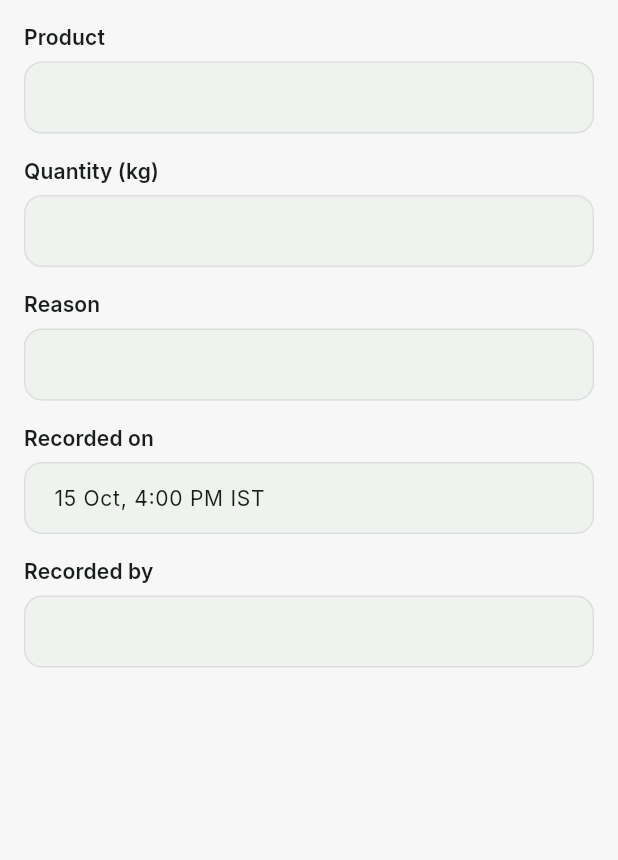
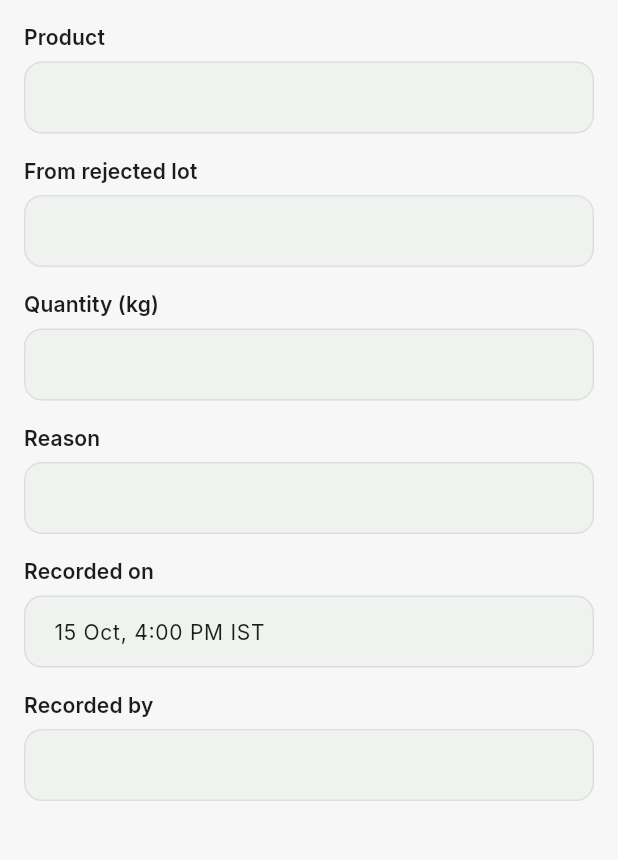
Before and after one commit to itsaiseeds/frontend-erp, a Flutter app: the RawMaterialWasteDetailScreen screen opened directly with empty values, on a phone screen of 412 x 824 dp, the part 84-944 px from its top. Run offline on Flutter 3.47's test engine with Material 3 defaults, Android fonts, the phone set to English and light mode, and no system bars; drawn by our look-alikes of toastification; our stand-ins replace dio, equatable, firebase_core, firebase_messaging, fl_chart, flutter_bloc and 8 more; accounts and stored records are empty; network calls fail.

Commit message:
new features

```diff
--- a/lib/core/constants/app_strings.dart
+++ b/lib/core/constants/app_strings.dart
@@ -846,6 +846,8 @@ class AppStrings {
   static const String WASTE_DETAIL_TITLE = 'Waste Record';
   static const String WASTE_FIELD_CREATED_BY = 'Recorded by';
   static const String WASTE_FIELD_CREATED_AT = 'Recorded on';
+  static const String WASTE_FROM_REJECTED_LOT_LABEL = 'From lot %s';
+  static const String WASTE_FROM_REJECTED_LOT_FIELD = 'From rejected lot';
   static const String WASTE_DELETE_TITLE = 'Delete this waste record?';
   static const String WASTE_DELETE_BODY =
       'This cannot be undone. The written-off quantity will no longer count '
@@ -955,6 +957,14 @@ class AppStrings {
       'Booked by an accepted return — only reverting that return changes it.';
   static const String INWARD_CHANGE_STATUS = 'Change status';
   static const String INWARD_SELECT_STATUS_HINT = 'Select new status';
+  static const String INWARD_CONVERT_TO_WASTE = 'Reject To Waste';
+  static const String INWARD_CONVERT_TO_WASTE_TITLE = 'Write this lot off as waste?';
+  static const String INWARD_CONVERT_TO_WASTE_BODY =
+      'The whole lot is written off as waste and leaves the rejected pool. '
+      'To undo this, delete the resulting row from Raw Material Waste.';
+  static const String INWARD_CONVERT_TO_WASTE_REASON_HINT =
+      'Defaults to naming the lot and farmer';
+  static const String INWARD_CONVERTED_TO_WASTE = 'Lot written off as waste';
   static const String INWARD_STATUS_CONFIRM_TITLE = 'Change status?';
   static const String INWARD_STATUS_CONFIRM_BODY_PREFIX = 'Mark this lot as ';
   static const String INWARD_STATUS_CONFIRM_BODY_SUFFIX =
--- a/lib/core/network/endpoints/godown_endpoints.dart
+++ b/lib/core/network/endpoints/godown_endpoints.dart
@@ -27,6 +27,9 @@ class GodownEndpoints {
   static String inwardRawMaterial(String publicId) =>
       '$_base/inward-raw-material/$publicId';
 
+  static String inwardRawMaterialConvertToWaste(String publicId) =>
+      '$_base/inward-raw-material/$publicId/convert-to-waste';
+
   static String inwardOtherMaterial(String publicId) =>
       '$_base/inward-other-material/$publicId';
 
--- a/lib/features/godown/data/models/godown_refs.dart
+++ b/lib/features/godown/data/models/godown_refs.dart
@@ -99,6 +99,32 @@ class GodownReturnOrderRef extends Equatable {
   List<Object?> get props => [publicId, orderPublicId];
 }
 
+/// Only present on a waste row created by converting a rejected inward
+/// raw-material lot -- links the two so the lot it came from can be shown
+/// (and, by deleting this waste row, restored).
+class GodownInwardRawMaterialRef extends Equatable {
+  final String publicId;
+  final String lotNo;
+  final String farmerName;
+
+  const GodownInwardRawMaterialRef({
+    this.publicId = '',
+    this.lotNo = '',
+    this.farmerName = '',
+  });
+
+  factory GodownInwardRawMaterialRef.fromJson(Map<String, dynamic> json) {
+    return GodownInwardRawMaterialRef(
+      publicId: JsonParser.asString(json['public_id']),
+      lotNo: JsonParser.asString(json['lot_no']),
+      farmerName: JsonParser.asString(json['farmer_name']),
+    );
+  }
+
+  @override
+  List<Object?> get props => [publicId, lotNo, farmerName];
+}
+
 /// Who booked the lot.
 class GodownActorRef extends Equatable {
   final int id;
--- a/lib/features/godown/data/models/inward_raw_material.dart
+++ b/lib/features/godown/data/models/inward_raw_material.dart
@@ -93,6 +93,14 @@ class InwardRawMaterial extends Equatable {
 
   bool get canDelete => !isReturnLot;
 
+  bool get isRejected => status == InwardRawStatus.rejected;
+
+  /// A rejected lot not already converted can be written off as waste. The
+  /// server also refuses it once its kg is booked on a live rejected order
+  /// -- this is only the status-level gate, the same head start the other
+  /// status actions on this model already give the UI.
+  bool get canConvertToWaste => isRejected;
+
   num? get quantityValue => num.tryParse(quantityKg.trim());
 
   /// True for a lot sent back to Lab Testing that has not been re-tested yet.
--- a/lib/features/godown/data/models/raw_material_waste.dart
+++ b/lib/features/godown/data/models/raw_material_waste.dart
@@ -15,6 +15,7 @@ class RawMaterialWaste extends Equatable {
   final String reason;
   final DateTime? createdAt;
   final GodownActorRef? createdBy;
+  final GodownInwardRawMaterialRef? inwardRawMaterial;
 
   const RawMaterialWaste({
     this.publicId = '',
@@ -23,6 +24,7 @@ class RawMaterialWaste extends Equatable {
     this.reason = '',
     this.createdAt,
     this.createdBy,
+    this.inwardRawMaterial,
   });
 
   factory RawMaterialWaste.fromJson(Map<String, dynamic> json) {
@@ -35,8 +37,16 @@ class RawMaterialWaste extends Equatable {
       reason: JsonParser.asString(json['reason']),
       createdAt: DateTime.tryParse(JsonParser.asString(json['created_at'])),
       createdBy: GodownJson.refOf(json['created_by'], GodownActorRef.fromJson),
+      inwardRawMaterial: GodownJson.refOf(
+        json['inward_raw_material'],
+        GodownInwardRawMaterialRef.fromJson,
+      ),
     );
   }
+
+  /// `true` when this row was created by converting a rejected lot, rather
+  /// than recorded as ordinary waste.
+  bool get isFromRejectedLot => inwardRawMaterial != null;
 
   bool matchesSearch(String query) {
     final String needle = query.trim().toLowerCase();
@@ -54,5 +64,6 @@ class RawMaterialWaste extends Equatable {
     reason,
     createdAt,
     createdBy,
+    inwardRawMaterial,
   ];
 }
--- a/lib/features/godown/presentation/raw_material_waste_detail_screen.dart
+++ b/lib/features/godown/presentation/raw_material_waste_detail_screen.dart
@@ -207,6 +207,16 @@ class _RawMaterialWasteDetailScreenState
                 label: AppStrings.WASTE_FIELD_PRODUCT,
                 enabled: false,
               ),
+              if (_waste.isFromRejectedLot) ...[
+                const SizedBox(height: AppSpacing.MD16),
+                AppTextField(
+                  controller: TextEditingController(
+                    text: _waste.inwardRawMaterial!.lotNo,
+                  ),
+                  label: AppStrings.WASTE_FROM_REJECTED_LOT_FIELD,
+                  enabled: false,
+                ),
+              ],
               const SizedBox(height: AppSpacing.MD16),
               AppTextField(
                 controller: _quantityController,
```
Also changed, not shown: lib/features/godown/data/godown_repository.dart (+13 -0 lines), lib/features/godown/presentation/bloc/inward_raw_cubit.dart (+21 -0 lines), lib/features/godown/presentation/inward_raw_detail_screen.dart (+45 -0 lines), lib/features/godown/presentation/raw_material_waste_list_screen.dart (+7 -0 lines), lib/features/godown/presentation/widgets/convert_to_waste_dialog.dart (added, +123 -0 lines).
